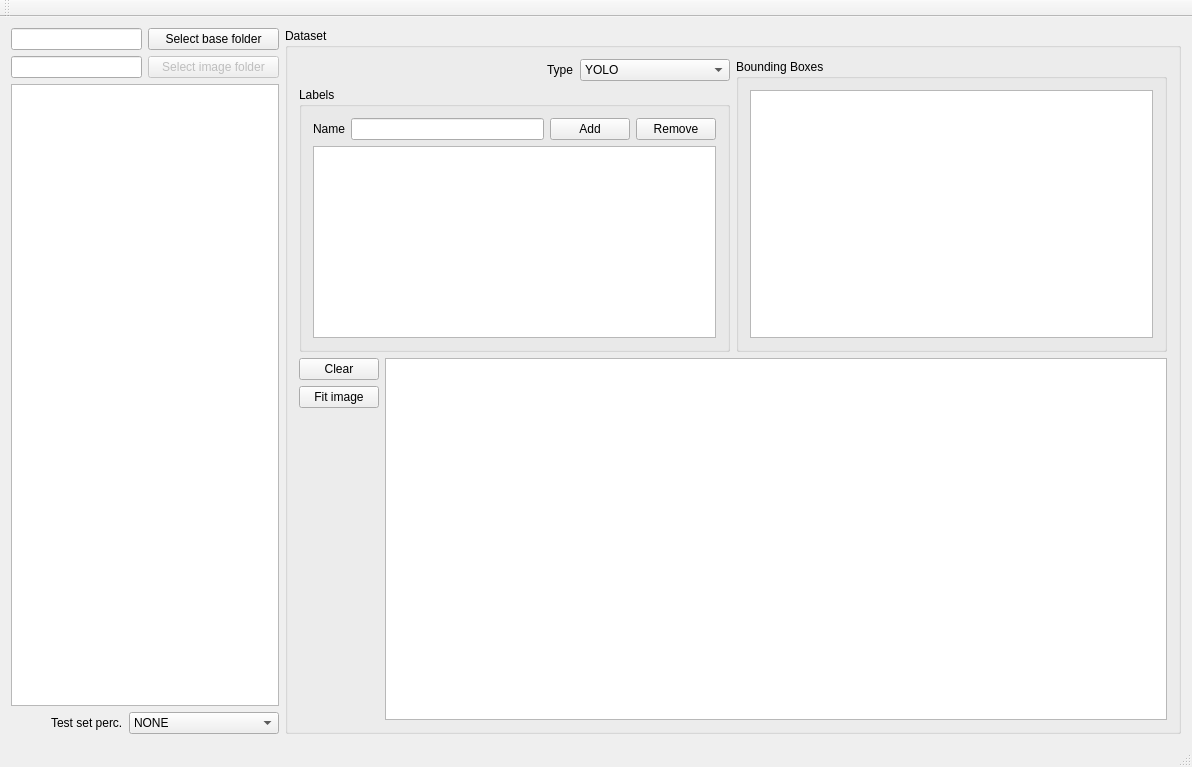
The window that DatasetTagger/mainwindow.ui (Myzhar/yolo-data-tagger) describes before a commit, drawn with Qt 5.
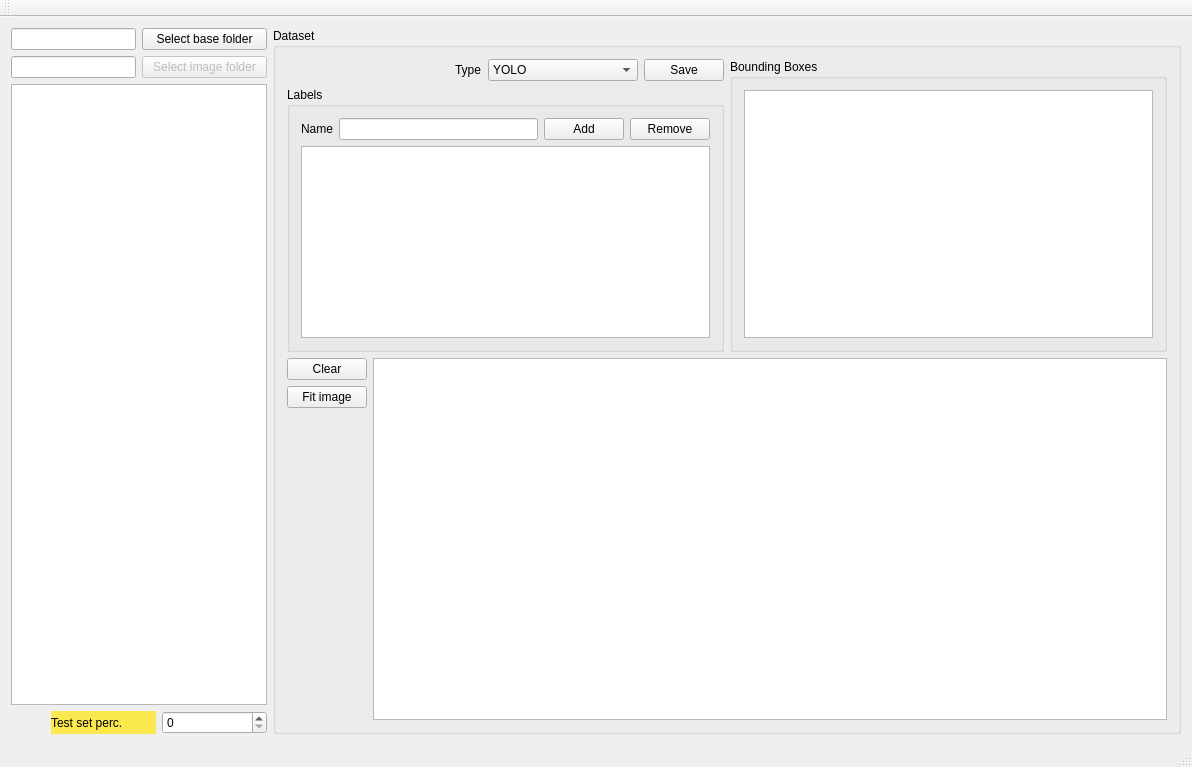
The same window after the commit. Custom widgets are drawn as their Qt base class.

Diff of the .ui file:
```diff
--- a/DatasetTagger/mainwindow.ui
+++ b/DatasetTagger/mainwindow.ui
@@ -117,60 +117,19 @@
         </item>
         <item>
          <widget class="QLabel" name="label">
+          <property name="styleSheet">
+           <string notr="true">background-color: rgb(252, 233, 79);</string>
+          </property>
           <property name="text">
            <string>Test set perc.</string>
           </property>
          </widget>
         </item>
         <item>
-         <widget class="QComboBox" name="comboBox_ts_perc">
-          <property name="sizePolicy">
-           <sizepolicy hsizetype="Preferred" vsizetype="Fixed">
-            <horstretch>0</horstretch>
-            <verstretch>0</verstretch>
-           </sizepolicy>
+         <widget class="QSpinBox" name="spinBox">
+          <property name="maximum">
+           <number>100</number>
           </property>
-          <property name="minimumSize">
-           <size>
-            <width>150</width>
-            <height>0</height>
-           </size>
-          </property>
-          <item>
-           <property name="text">
-            <string>NONE</string>
-           </property>
-          </item>
-          <item>
-           <property name="text">
-            <string>1%</string>
-           </property>
-          </item>
-          <item>
-           <property name="text">
-            <string>5%</string>
-           </property>
-          </item>
-          <item>
-           <property name="text">
-            <string>10%</string>
-           </property>
-          </item>
-          <item>
-           <property name="text">
-            <string>20%</string>
-           </property>
-          </item>
-          <item>
-           <property name="text">
-            <string>50%</string>
-           </property>
-          </item>
-          <item>
-           <property name="text">
-            <string>100%</string>
-           </property>
-          </item>
          </widget>
         </item>
        </layout>
@@ -228,6 +187,13 @@
              </item>
             </widget>
            </item>
+           <item>
+            <widget class="QPushButton" name="pushButton_save">
+             <property name="text">
+              <string>Save</string>
+             </property>
+            </widget>
+           </item>
           </layout>
          </item>
          <item row="0" column="1" rowspan="2">
```
